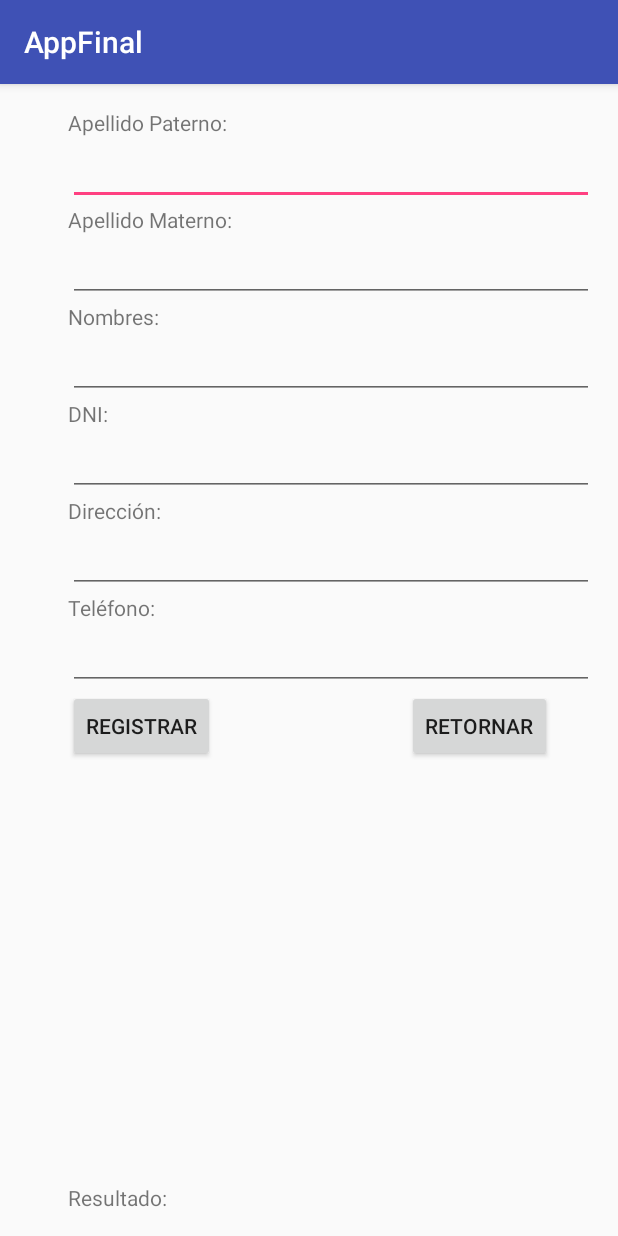
After one commit to ldiaz2016/CursoAndroid, an Android app: the RegistrarActivity screen opened directly, with no data from a screen before it, on a phone screen of 412 x 824 dp. The commit adds this screen. Run offline under Robolectric (Android 15) with nearby library versions, the phone set to English and light mode, and no system bars.

Commit message:
Agregar activity_registrar.xml

```diff
--- a/AppFinal/app/src/main/AndroidManifest.xml
+++ b/AppFinal/app/src/main/AndroidManifest.xml
@@ -1,6 +1,8 @@
 <?xml version="1.0" encoding="utf-8"?>
 <manifest xmlns:android="http://schemas.android.com/apk/res/android"
     package="com.example.user.appfinal">
+
+    <uses-permission android:name="android.permission.INTERNET" />
 
     <application
         android:allowBackup="true"
@@ -15,6 +17,7 @@
                 <category android:name="android.intent.category.LAUNCHER" />
             </intent-filter>
         </activity>
+        <activity android:name=".RegistrarActivity"></activity>
     </application>
 
 </manifest>
--- a/AppFinal/app/src/main/java/com/example/user/appfinal/MainActivity.java
+++ b/AppFinal/app/src/main/java/com/example/user/appfinal/MainActivity.java
@@ -27,8 +27,8 @@ public class MainActivity extends AppCompatActivity {
 
     public void onClickRegistrar(View view)
     {
-        //Intent intent = new Intent(getApplicationContext(),RegistrarActivity.class);
-        //startActivity(intent);
+        Intent intent = new Intent(getApplicationContext(),RegistrarActivity.class);
+        startActivity(intent);
         this.finish();
     }
 
--- /dev/null
+++ b/AppFinal/app/src/main/java/com/example/user/appfinal/RegistrarActivity.java
@@ -0,0 +1,81 @@
+package com.example.user.appfinal;
+
+import android.content.Intent;
+import android.support.v7.app.AppCompatActivity;
+import android.os.Bundle;
+
+import android.view.View;
+import android.widget.EditText;
+import android.widget.TextView;
+
+import org.json.JSONObject;
+
+public class RegistrarActivity extends AppCompatActivity
+{
+    @Override
+    protected void onCreate(Bundle savedInstanceState)
+    {
+        super.onCreate(savedInstanceState);
+        setContentView(R.layout.activity_registrar);
+    }
+
+    public void onClickRegistrar(View view)
+    {
+        //Controles
+        EditText etPaterno = (EditText) findViewById(R.id.etPaterno);
+        EditText etMaterno = (EditText) findViewById(R.id.etMaterno);
+        EditText etNombres = (EditText) findViewById(R.id.etNombres);
+        EditText etDNI = (EditText) findViewById(R.id.etDNI);
+        EditText etDireccion = (EditText) findViewById(R.id.etDireccion);
+        EditText etTelefono = (EditText) findViewById(R.id.etTelefono);
+
+        TextView tvResultado = (TextView) findViewById(R.id.tvResultado);
+        //Dato
+        String paterno = etPaterno.getText().toString();
+        String materno = etMaterno.getText().toString();
+        String nombres = etNombres.getText().toString();
+        String dni = etDNI.getText().toString();
+        String direccion = etDireccion.getText().toString();
+        String telefono = etTelefono.getText().toString();
+        String ciudad = "trujillo";
+        String email = ".com";
+
+        try
+        {
+            //Lanzar consulta
+            //Util.URL_APP +
+            String url =  "RegistrarCliente.php?paterno=" + paterno +"&materno="+materno+"&nombres="+nombres+"&dni="+dni+"&ciudad="+ciudad+"&direccion="+direccion+"&telefono="+telefono+"&email="+email;
+            String jsonResult = Util.execJsonGetRequest(url);
+
+            //Procesar el resultado
+            JSONObject object = new JSONObject(jsonResult);
+            String estado = object.getString("estado");
+            String msje = object.getString("message");
+            if(estado.equals("0"))
+            {
+                throw new Exception(msje);
+            }
+            else
+            {
+                etPaterno.setText("");
+                etMaterno.setText("");
+                etNombres.setText("");
+                etDNI.setText("");
+                etDireccion.setText("");
+                etTelefono.setText("");
+                tvResultado.setText(msje);
+            }
+        }
+        catch(Exception e)
+        {
+            tvResultado.setText("AQUI EL ERROR "+e.getMessage());
+            //tvResultado.setText("AQUI"+cuenta+monto+usuario+clave);
+        }
+    }
+    public void onCLickRetornar(View view)
+    {
+        Intent intent = new Intent(getApplicationContext(),MainActivity.class);
+        startActivity(intent);
+        this.finish();
+    }
+}
--- /dev/null
+++ b/AppFinal/app/src/main/java/com/example/user/appfinal/Util.java
@@ -0,0 +1,39 @@
+package com.example.user.appfinal;
+
+/**
+ * Created by USER on 03/07/2016.
+ */
+import org.apache.http.HttpResponse;
+import org.apache.http.client.ClientProtocolException;
+import org.apache.http.client.HttpClient;
+import org.apache.http.client.methods.HttpGet;
+import org.apache.http.impl.client.DefaultHttpClient;
+import org.apache.http.util.EntityUtils;
+
+import java.io.IOException;
+
+public class Util {
+
+    //(s4login)
+    //public static String codigo_empleado="";
+    //public static String nombre_empleado="";
+
+
+    //public static final String URL_BASE="http://10.1.74.18:8086/ApiServices/service/";
+    private Util()
+    {
+    }
+    //url= ConsultarClientes.php?codigo=0001
+    //url= ConsultarMovimientos.php?cuenta=00100001
+    public static String execJsonGetRequest(String url) throws ClientProtocolException, IOException
+    {
+        HttpClient httpclient = new DefaultHttpClient();
+        HttpGet httpGet = new HttpGet("http://192.168.1.33:8086/ApiProyecto/service/"+url);
+        //HttpGet httpGet = new HttpGet(URL_BASE+url);
+        //HttpGet httpGet = new HttpGet(TAG_URL+url);
+        httpGet.setHeader("content-type","application/json");
+        HttpResponse response = httpclient.execute(httpGet);
+        String jsonResult = EntityUtils.toString(response.getEntity());
+        return jsonResult;
+    }
+}
--- /dev/null
+++ b/AppFinal/app/src/main/res/layout/activity_registrar.xml
@@ -0,0 +1,148 @@
+<?xml version="1.0" encoding="utf-8"?>
+
+<RelativeLayout xmlns:android="http://schemas.android.com/apk/res/android"
+xmlns:tools="http://schemas.android.com/tools" android:layout_width="match_parent"
+android:layout_height="match_parent" android:paddingLeft="@dimen/activity_horizontal_margin"
+android:paddingRight="@dimen/activity_horizontal_margin"
+android:paddingTop="@dimen/activity_vertical_margin"
+android:paddingBottom="@dimen/activity_vertical_margin"
+tools:context="com.example.user.appfinal.RegistrarActivity">
+
+    <TextView
+        android:layout_width="wrap_content"
+        android:layout_height="wrap_content"
+        android:text="Apellido Paterno:"
+        android:id="@+id/tvPaterno"
+        android:layout_marginLeft="29dp"
+        android:layout_marginStart="29dp"
+        android:layout_marginTop="0dp"
+        android:layout_alignParentLeft="true"
+        android:layout_alignParentStart="true" />
+
+    <EditText
+        android:layout_width="wrap_content"
+        android:layout_height="wrap_content"
+        android:id="@+id/etPaterno"
+        android:layout_below="@+id/tvPaterno"
+        android:layout_alignLeft="@+id/tvPaterno"
+        android:layout_alignStart="@+id/tvPaterno"
+        android:layout_alignParentRight="true"
+        android:layout_alignParentEnd="true" />
+
+    <TextView
+        android:layout_width="wrap_content"
+        android:layout_height="wrap_content"
+        android:text="Apellido Materno:"
+        android:id="@+id/tvMaterno"
+        android:layout_below="@+id/etPaterno"
+        android:layout_alignLeft="@+id/etPaterno"
+        android:layout_alignStart="@+id/etPaterno"
+        android:layout_marginTop="0dp" />
+
+    <EditText
+        android:layout_width="match_parent"
+        android:layout_height="wrap_content"
+        android:ems="10"
+        android:id="@+id/etMaterno"
+        android:layout_below="@+id/tvMaterno"
+        android:layout_alignLeft="@+id/tvMaterno"
+        android:layout_alignStart="@+id/tvMaterno" />
+
+    <TextView
+        android:layout_width="wrap_content"
+        android:layout_height="wrap_content"
+        android:text="Nombres:"
+        android:id="@+id/tvNombres"
+        android:layout_below="@+id/etMaterno"
+        android:layout_alignLeft="@+id/etMaterno"
+        android:layout_alignStart="@+id/etMaterno" />
+
+    <EditText
+        android:layout_width="match_parent"
+        android:layout_height="wrap_content"
+        android:id="@+id/etNombres"
+        android:layout_below="@+id/tvNombres"
+        android:layout_alignLeft="@+id/tvNombres"
+        android:layout_alignStart="@+id/tvNombres" />
+
+    <TextView
+        android:layout_width="wrap_content"
+        android:layout_height="wrap_content"
+        android:text="DNI:"
+        android:id="@+id/tvDNI"
+        android:layout_below="@+id/etNombres"
+        android:layout_alignLeft="@+id/etNombres"
+        android:layout_alignStart="@+id/etNombres" />
+
+    <EditText
+        android:layout_width="match_parent"
+        android:layout_height="wrap_content"
+        android:id="@+id/etDNI"
+        android:layout_below="@+id/tvDNI"
+        android:layout_alignLeft="@+id/tvDNI"
+        android:layout_alignStart="@+id/tvDNI" />
+    <TextView
+        android:layout_width="wrap_content"
+        android:layout_height="wrap_content"
+        android:text="Dirección:"
+        android:id="@+id/tvDireccion"
+        android:layout_below="@+id/etDNI"
+        android:layout_alignLeft="@+id/etDNI"
+        android:layout_alignStart="@+id/etDNI" />
+
+    <EditText
+        android:layout_width="match_parent"
+        android:layout_height="wrap_content"
+        android:id="@+id/etDireccion"
+        android:layout_below="@+id/tvDireccion"
+        android:layout_alignLeft="@+id/tvDireccion"
+        android:layout_alignStart="@+id/tvDireccion" />
+    <TextView
+        android:layout_width="wrap_content"
+        android:layout_height="wrap_content"
+        android:text="Teléfono:"
+        android:id="@+id/tvTelefono"
+        android:layout_below="@+id/etDireccion"
+        android:layout_alignLeft="@+id/etDireccion"
+        android:layout_alignStart="@+id/etDireccion" />
+
+    <EditText
+        android:layout_width="match_parent"
+        android:layout_height="wrap_content"
+        android:id="@+id/etTelefono"
+        android:layout_below="@+id/tvTelefono"
+        android:layout_alignLeft="@+id/tvTelefono"
+        android:layout_alignStart="@+id/tvTelefono" />
+
+    <Button
+        android:layout_width="wrap_content"
+        android:layout_height="wrap_content"
+        android:text="REGISTRAR"
+        android:id="@+id/btnAceptar"
+        android:layout_marginTop="0dp"
+        android:onClick="onClickRegistrar"
+        android:layout_below="@+id/etTelefono"
+        android:layout_alignLeft="@+id/etTelefono"
+        android:layout_alignStart="@+id/etTelefono" />
+
+    <Button
+        android:layout_width="wrap_content"
+        android:layout_height="wrap_content"
+        android:text="RETORNAR"
+        android:id="@+id/btnRetornar"
+        android:layout_alignTop="@+id/btnAceptar"
+        android:layout_alignRight="@+id/etTelefono"
+        android:layout_alignEnd="@+id/etTelefono"
+        android:layout_marginRight="28dp"
+        android:layout_marginEnd="28dp"
+        android:onClick="onCLickRetornar" />
+
+    <TextView
+        android:layout_width="wrap_content"
+        android:layout_height="wrap_content"
+        android:text="Resultado:"
+        android:id="@+id/tvResultado"
+        android:layout_alignParentBottom="true"
+        android:layout_alignLeft="@+id/btnAceptar"
+        android:layout_alignStart="@+id/btnAceptar" />
+</RelativeLayout>
```
Also changed, not shown: 2 other files.
